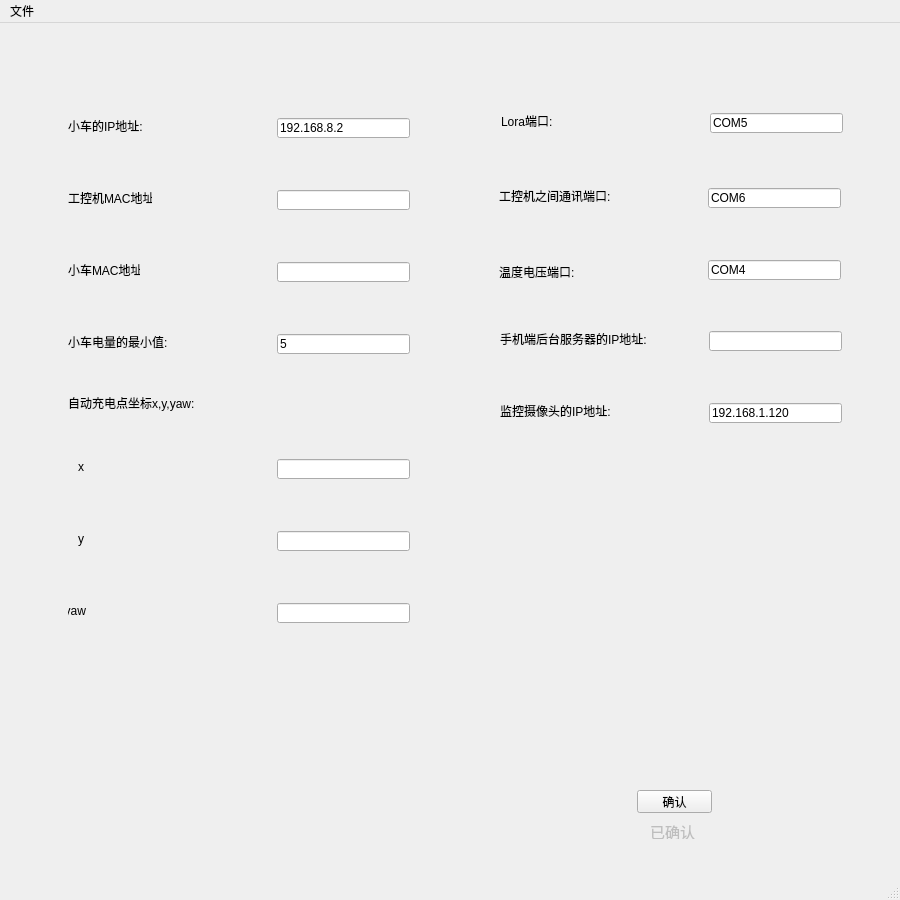
The window that info.ui (wangqi1994/gui_python_configuration-software) describes before a commit, drawn with Qt 5.
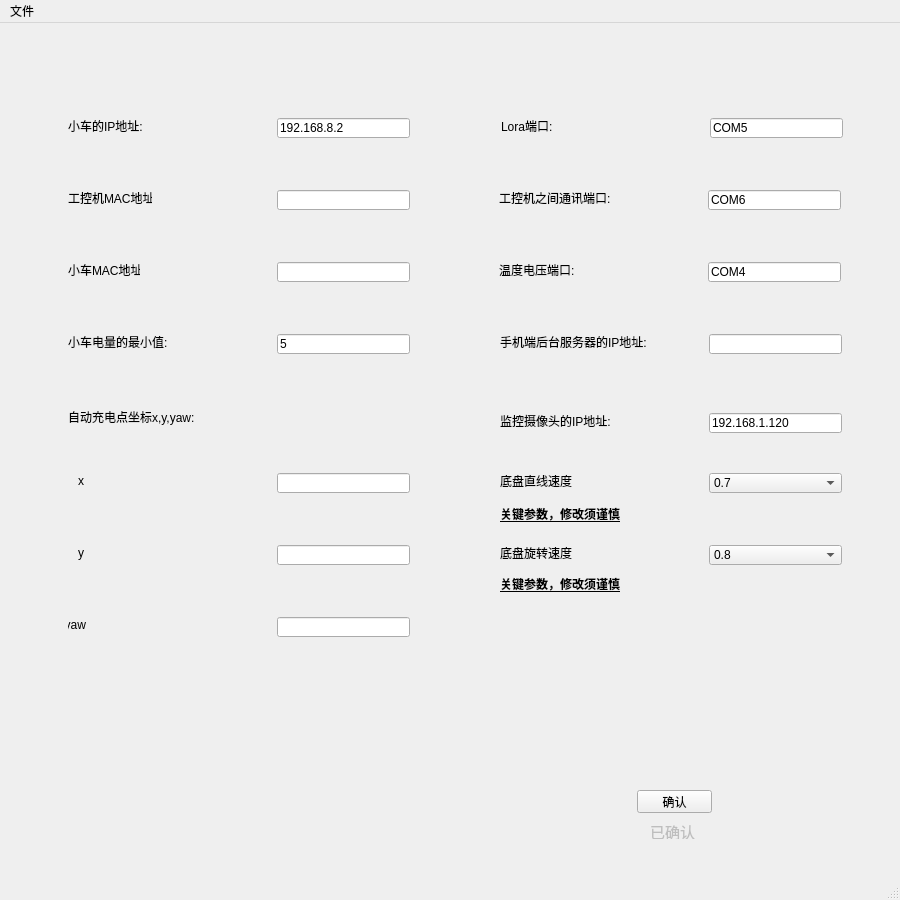
The same window after the commit.

Commit message: version 1.0 _7.22 速度添加

Diff of the .ui file:
```diff
--- a/info.ui
+++ b/info.ui
@@ -18,7 +18,7 @@
     <property name="geometry">
      <rect>
       <x>68</x>
-      <y>508</y>
+      <y>522</y>
       <width>16</width>
       <height>16</height>
      </rect>
@@ -34,7 +34,7 @@
     <property name="geometry">
      <rect>
       <x>68</x>
-      <y>436</y>
+      <y>450</y>
       <width>16</width>
       <height>16</height>
      </rect>
@@ -50,7 +50,7 @@
     <property name="geometry">
      <rect>
       <x>500</x>
-      <y>380</y>
+      <y>390</y>
       <width>114</width>
       <height>16</height>
      </rect>
@@ -63,7 +63,7 @@
     <property name="geometry">
      <rect>
       <x>709</x>
-      <y>380</y>
+      <y>390</y>
       <width>133</width>
       <height>20</height>
      </rect>
@@ -117,7 +117,7 @@
     <property name="geometry">
      <rect>
       <x>499</x>
-      <y>165</y>
+      <y>167</y>
       <width>121</width>
       <height>16</height>
      </rect>
@@ -143,7 +143,7 @@
     <property name="geometry">
      <rect>
       <x>708</x>
-      <y>165</y>
+      <y>167</y>
       <width>133</width>
       <height>20</height>
      </rect>
@@ -159,7 +159,7 @@
     <property name="geometry">
      <rect>
       <x>277</x>
-      <y>436</y>
+      <y>450</y>
       <width>133</width>
       <height>20</height>
      </rect>
@@ -169,7 +169,7 @@
     <property name="geometry">
      <rect>
       <x>68</x>
-      <y>372</y>
+      <y>386</y>
       <width>132</width>
       <height>16</height>
      </rect>
@@ -194,7 +194,7 @@
     <property name="geometry">
      <rect>
       <x>710</x>
-      <y>90</y>
+      <y>95</y>
       <width>133</width>
       <height>20</height>
      </rect>
@@ -223,7 +223,7 @@
     <property name="geometry">
      <rect>
       <x>500</x>
-      <y>308</y>
+      <y>311</y>
       <width>150</width>
       <height>16</height>
      </rect>
@@ -252,7 +252,7 @@
     <property name="geometry">
      <rect>
       <x>499</x>
-      <y>241</y>
+      <y>239</y>
       <width>78</width>
       <height>16</height>
      </rect>
@@ -296,7 +296,7 @@
     <property name="geometry">
      <rect>
       <x>277</x>
-      <y>580</y>
+      <y>594</y>
       <width>133</width>
       <height>20</height>
      </rect>
@@ -319,7 +319,7 @@
     <property name="geometry">
      <rect>
       <x>68</x>
-      <y>580</y>
+      <y>594</y>
       <width>18</width>
       <height>16</height>
      </rect>
@@ -335,7 +335,7 @@
     <property name="geometry">
      <rect>
       <x>501</x>
-      <y>90</y>
+      <y>95</y>
       <width>54</width>
       <height>16</height>
      </rect>
@@ -348,7 +348,7 @@
     <property name="geometry">
      <rect>
       <x>277</x>
-      <y>508</y>
+      <y>522</y>
       <width>133</width>
       <height>20</height>
      </rect>
@@ -358,7 +358,7 @@
     <property name="geometry">
      <rect>
       <x>709</x>
-      <y>308</y>
+      <y>311</y>
       <width>133</width>
       <height>20</height>
      </rect>
@@ -381,7 +381,7 @@
     <property name="geometry">
      <rect>
       <x>708</x>
-      <y>237</y>
+      <y>239</y>
       <width>133</width>
       <height>20</height>
      </rect>
@@ -445,6 +445,127 @@
      <set>Qt::AlignCenter</set>
     </property>
    </widget>
+   <widget class="QLabel" name="vec_line">
+    <property name="geometry">
+     <rect>
+      <x>500</x>
+      <y>450</y>
+      <width>114</width>
+      <height>16</height>
+     </rect>
+    </property>
+    <property name="text">
+     <string>底盘直线速度</string>
+    </property>
+   </widget>
+   <widget class="QLabel" name="vec_rad">
+    <property name="geometry">
+     <rect>
+      <x>500</x>
+      <y>522</y>
+      <width>114</width>
+      <height>16</height>
+     </rect>
+    </property>
+    <property name="text">
+     <string>底盘旋转速度</string>
+    </property>
+   </widget>
+   <widget class="QComboBox" name="comboBox">
+    <property name="geometry">
+     <rect>
+      <x>709</x>
+      <y>450</y>
+      <width>133</width>
+      <height>20</height>
+     </rect>
+    </property>
+    <item>
+     <property name="text">
+      <string>0.7</string>
+     </property>
+    </item>
+    <item>
+     <property name="text">
+      <string>0.5</string>
+     </property>
+    </item>
+    <item>
+     <property name="text">
+      <string>0.6</string>
+     </property>
+    </item>
+   </widget>
+   <widget class="QComboBox" name="comboBox_2">
+    <property name="geometry">
+     <rect>
+      <x>709</x>
+      <y>522</y>
+      <width>133</width>
+      <height>20</height>
+     </rect>
+    </property>
+    <item>
+     <property name="text">
+      <string>0.8</string>
+     </property>
+    </item>
+    <item>
+     <property name="text">
+      <string>0.5</string>
+     </property>
+    </item>
+    <item>
+     <property name="text">
+      <string>0.6</string>
+     </property>
+    </item>
+    <item>
+     <property name="text">
+      <string>0.7</string>
+     </property>
+    </item>
+   </widget>
+   <widget class="QLabel" name="label">
+    <property name="geometry">
+     <rect>
+      <x>500</x>
+      <y>480</y>
+      <width>131</width>
+      <height>21</height>
+     </rect>
+    </property>
+    <property name="font">
+     <font>
+      <weight>75</weight>
+      <bold>true</bold>
+      <underline>true</underline>
+     </font>
+    </property>
+    <property name="text">
+     <string>关键参数，修改须谨慎</string>
+    </property>
+   </widget>
+   <widget class="QLabel" name="label_2">
+    <property name="geometry">
+     <rect>
+      <x>500</x>
+      <y>550</y>
+      <width>131</width>
+      <height>21</height>
+     </rect>
+    </property>
+    <property name="font">
+     <font>
+      <weight>75</weight>
+      <bold>true</bold>
+      <underline>true</underline>
+     </font>
+    </property>
+    <property name="text">
+     <string>关键参数，修改须谨慎</string>
+    </property>
+   </widget>
   </widget>
   <widget class="QMenuBar" name="menubar">
    <property name="geometry">
```
The commit also changes 5 other files.
